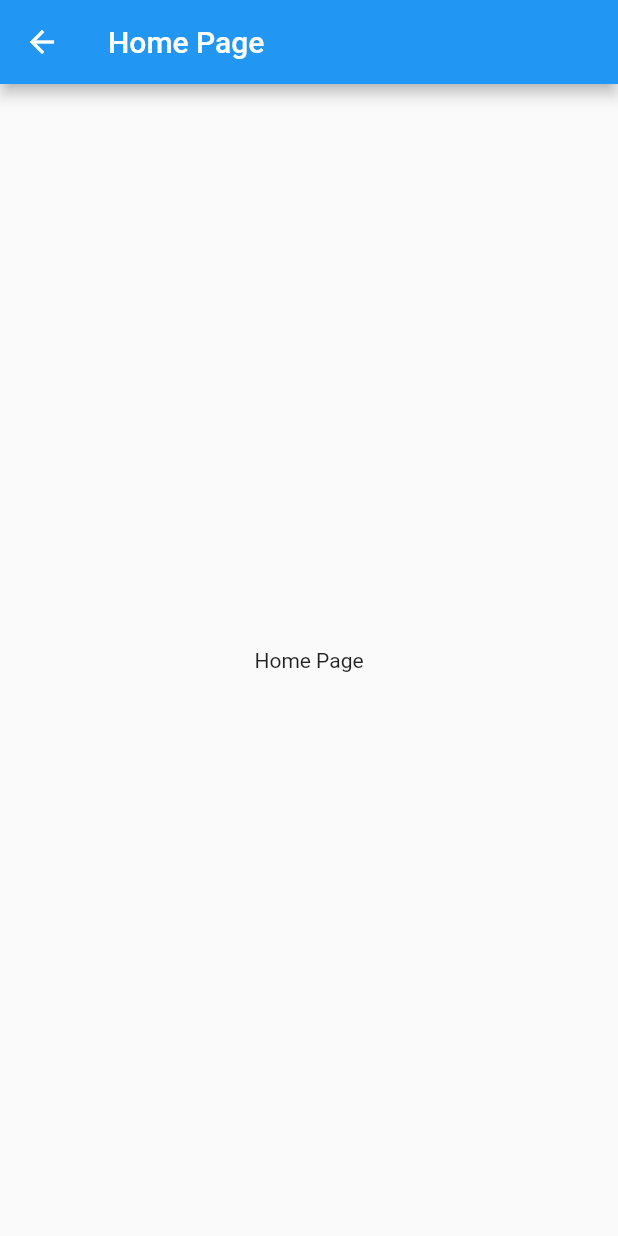
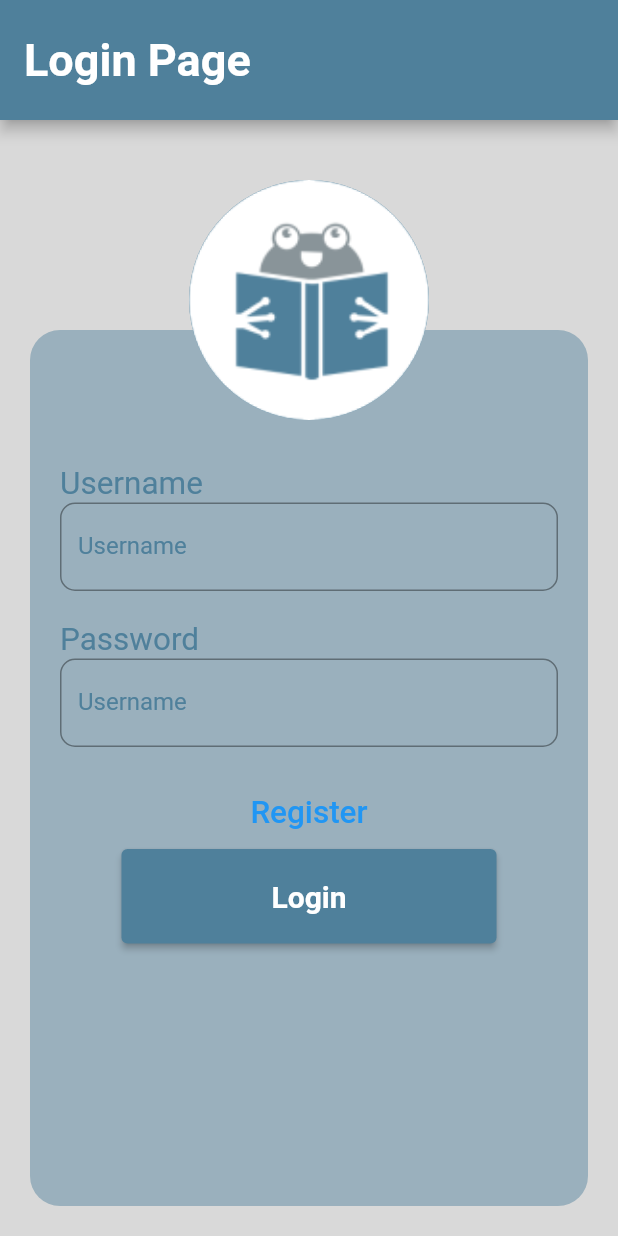
Before and after one commit to fatbrother/Platform-for-problem-solving, a Flutter app: the screen it shows after launch, on a phone screen of 412 x 824 dp. Run offline on Flutter 3.47's test engine with Material 2 defaults, Android fonts, the light colour scheme and no system bars; our stand-ins replace cloud_firestore, firebase_auth, firebase_core; missing offline and left inert: flutter_windowmanager; accounts and stored records are empty.

Commit message:
add login page

```diff
--- a/lib/context/design.dart
+++ b/lib/context/design.dart
@@ -4,6 +4,7 @@ import 'package:flutter/material.dart';
 // use this class to define all the details of our design
 // for example, the color of the button, the color of the text, border radius, etc.
 class Design {
+
   static const Color primaryColor = Color(0xFF4F809B);
   static const Color secondaryColor = Color(0x754F809B);
   static const Color backgroundColor = Color(0xFFD9D9D9);
@@ -11,11 +12,18 @@ class Design {
   static const Color primaryTextColor = Colors.black;
   static const Color secondaryTextColor = Color.fromARGB(137, 11, 11, 11);
 
+  static const outsideSpacing = EdgeInsets.only(
+            top: Design.outsideUpSpacing,
+            left: Design.outsideLeftSpacing,
+            right: Design.outsideRightSpacing,
+            bottom: Design.outsideDownSpacing);
+
+  static const insideSpacing = EdgeInsets.all(10.0);
+
   static const outsideUpSpacing = 40.0;
   static const outsideDownSpacing = 20.0;
   static const outsideLeftSpacing = 20.0;
   static const outsideRightSpacing = 20.0;
-  static const insideSpacing = 10.0;
   static const outsideBorderRadius = 20.0;
   static const insideBorderRadius = 40.0;
 }
--- a/lib/context/routes.dart
+++ b/lib/context/routes.dart
@@ -2,16 +2,19 @@
 
 import 'package:flutter/cupertino.dart';
 import '../pages/home_page.dart';
+import '../pages/login_page.dart';
 // import pages here
 // import 'pages/[page file name].dart';
 
 class Routes {
   static const String home = '/index';
+  static const String login = '/login';
   // add routes here
   // static const String [route name] = '/[route name]';
 
   final Map<String, WidgetBuilder> _routes = {
     home: (context) => const HomePage(),
+    login: (context) => const LoginPage(),
     // add routes here
     // [route name]: (context) => const [page name](),
   };
--- a/lib/main.dart
+++ b/lib/main.dart
@@ -6,6 +6,7 @@ import 'context/routes.dart';
 import 'context/init.dart';
 
 Future<void> main() async {
+  // debugPaintSizeEnabled = true;
   await initialize();
   runApp(const MyApp());
 }
@@ -18,9 +19,8 @@ class MyApp extends StatelessWidget {
     return MaterialApp(
       debugShowCheckedModeBanner: false,
       title: 'POPS',
-      initialRoute: Routes.home,
       routes: Routes.routes,
-      home: Routes.routes[Routes.home]!(context),
+      home: Routes.routes[Routes.login]!(context),
     );
   }
 }
--- /dev/null
+++ b/lib/pages/login_page.dart
@@ -0,0 +1,73 @@
+import 'package:flutter/material.dart';
+import 'package:pops/pages/widgets/input_field.dart';
+import '../context/design.dart';
+
+class LoginPage extends StatefulWidget {
+  const LoginPage({super.key});
+
+  @override
+  State<LoginPage> createState() => _LoginPageState();
+}
+
+class _LoginPageState extends State<LoginPage> {
+  @override
+  Widget build(BuildContext context) {
+    return Scaffold(
+      backgroundColor: Design.backgroundColor,
+      appBar: AppBar(
+        toolbarHeight: 80.0,
+        titleTextStyle: const TextStyle(
+          fontSize: 30.0,
+          fontWeight: FontWeight.bold,
+        ),
+        backgroundColor: Design.primaryColor,
+        title: const Text('Login Page'),
+      ),
+      body: Container(
+        margin: Design.outsideSpacing,
+        width: double.infinity,
+        height: double.infinity,
+        child: Stack(children: [
+          Container(
+            margin: const EdgeInsets.only(top: 100.0),
+            padding: Design.outsideSpacing,
+            decoration: BoxDecoration(
+              color: Design.secondaryColor,
+              borderRadius: BorderRadius.circular(Design.outsideBorderRadius),
+            ),
+            child: Column(
+              children: [
+                const SizedBox(height: 50.0),
+                const InputField(hintText: 'Username'),
+                const SizedBox(height: 20.0),
+                const InputField(hintText: 'Password'),
+                const SizedBox(height: 20.0),
+                TextButton(onPressed: () {}, child: const Text('Register', textScaleFactor: 1.5,)),
+                ElevatedButton(
+                  onPressed: () {},
+                  style: ElevatedButton.styleFrom(
+                    backgroundColor: Design.primaryColor,
+                    padding: const EdgeInsets.symmetric(
+                        horizontal: 100.0, vertical: 20.0),
+                    textStyle: const TextStyle(
+                      fontSize: 20.0,
+                      fontWeight: FontWeight.bold,
+                    ),
+                  ),
+                  child: const Text('Login'),
+                ),
+              ],
+            ),
+          ),
+          const Center(
+              heightFactor: 1,
+              child: CircleAvatar(
+                radius: 80.0,
+                backgroundColor: Design.primaryColor,
+                backgroundImage: AssetImage('assets/Logo.png'),
+              )),
+        ]),
+      ),
+    );
+  }
+}
--- /dev/null
+++ b/lib/pages/widgets/input_field.dart
@@ -0,0 +1,42 @@
+import 'package:flutter/material.dart';
+
+import '../../context/design.dart';
+
+class InputField extends StatelessWidget {
+  final String hintText;
+
+  const InputField({
+    Key? key,
+    required this.hintText,
+  }) : super(key: key);
+
+  @override
+  Widget build(BuildContext context) {
+    return Column(
+      children: [
+        Row(
+          children: [
+            Text(
+              hintText,
+              textScaleFactor: 1.5,
+              style: const TextStyle(
+                color: Design.primaryColor,
+              ),
+            ),
+          ],
+        ),
+        const TextField(
+          decoration: InputDecoration(
+            labelText: 'Username',
+            labelStyle: TextStyle(
+              color: Design.primaryColor,
+            ),
+            border: OutlineInputBorder(
+              borderRadius: BorderRadius.all(Radius.circular(10.0)),
+            ),
+          ),
+        ),
+      ],
+    );
+  }
+}
```
Also changed, not shown: 1 other file.
